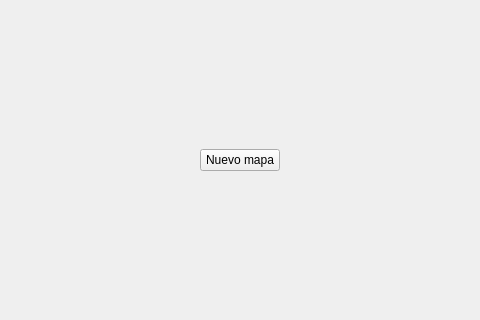
First picture: the form in editor/EditorWindow.ui, repository NicolasdelaTorre/TP_Grupal_Grupo_09_Argentum, before the edit; both pictures show x 310 to 790 and y 275 to 595 of the 1100 by 720 pixel window.
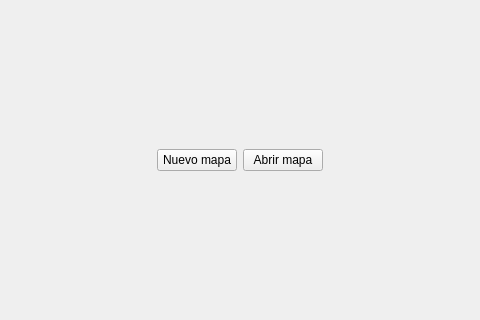
Second picture: the form after the edit.

Commit message: updated yaml_loader and editor load maps

```diff
--- a/editor/EditorWindow.ui
+++ b/editor/EditorWindow.ui
@@ -93,6 +93,13 @@
             </property>
            </widget>
           </item>
+         <item>
+          <widget class="QPushButton" name="btnOpenMap">
+           <property name="text">
+            <string>Abrir mapa</string>
+           </property>
+          </widget>
+         </item>
           <item>
            <spacer name="mainMenuButtonRightSpacer">
             <property name="orientation">
```
Lines whose indentation alone changed are shown as unchanged. The commit also changes 30 other files.
